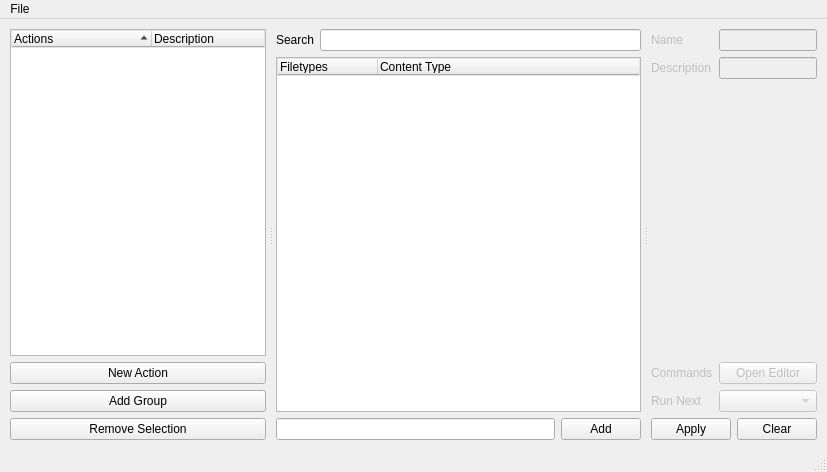
Qt form app.ui (VodBox/pyWinContext) before a commit.
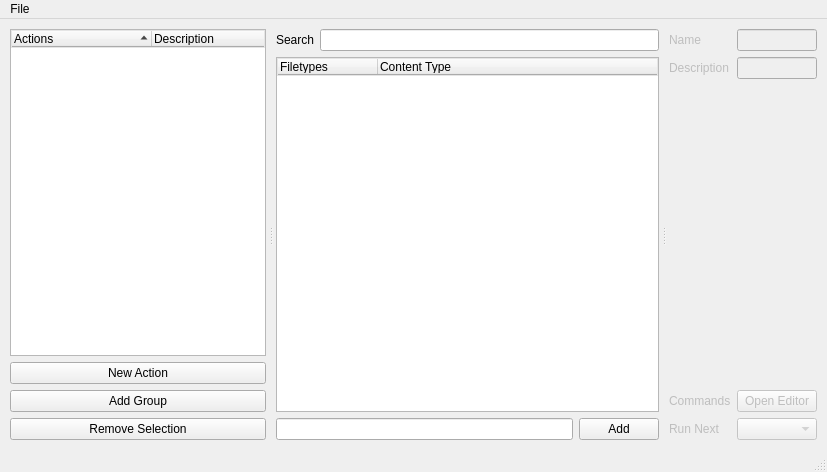
The same form after that commit. Icons and pictures are not drawn.

Commit message: Remove Unused Buttons

Diff of the .ui file:
```diff
--- a/app.ui
+++ b/app.ui
@@ -375,22 +375,7 @@
          </layout>
         </item>
         <item>
-         <layout class="QHBoxLayout" name="horizontalLayout_3">
-          <item>
-           <widget class="QPushButton" name="pushButton_5">
-            <property name="text">
-             <string>Apply</string>
-            </property>
-           </widget>
-          </item>
-          <item>
-           <widget class="QPushButton" name="pushButton_4">
-            <property name="text">
-             <string>Clear</string>
-            </property>
-           </widget>
-          </item>
-         </layout>
+         <layout class="QHBoxLayout" name="horizontalLayout_3"/>
         </item>
        </layout>
       </widget>
```
The commit also changes 2 other files.
